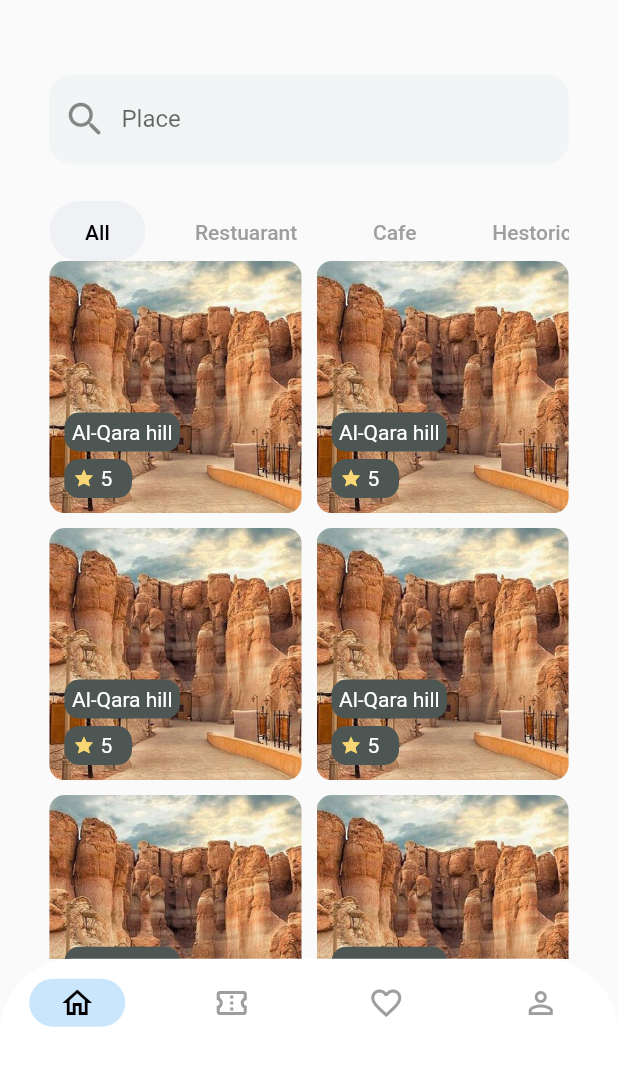
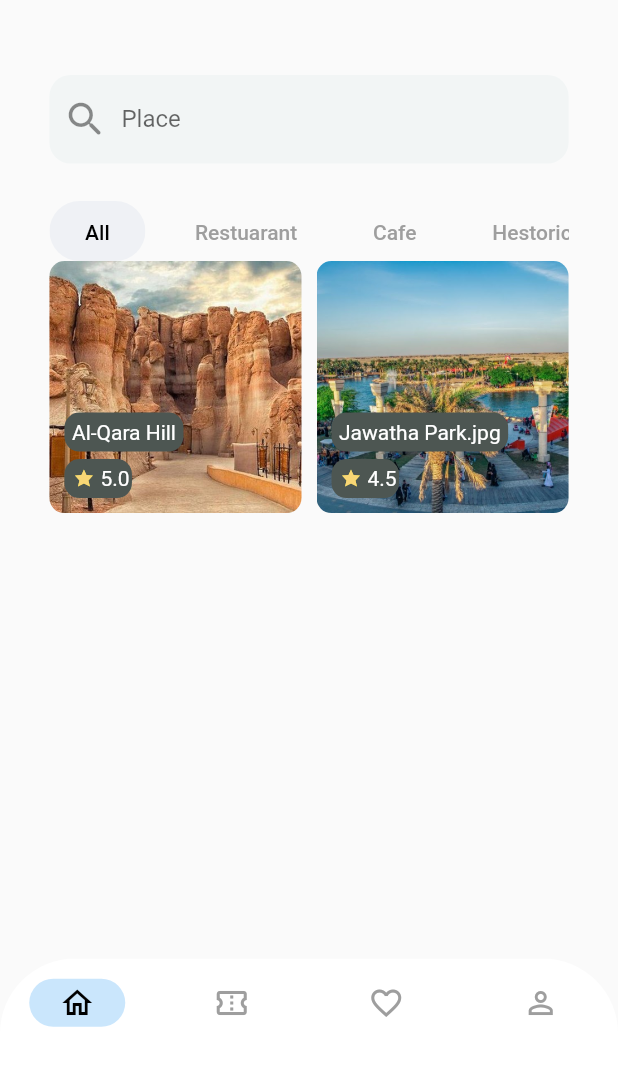
Before and after one commit to KUDOX8/TouristGuide, a Flutter app: the screen it shows after launch, on a phone screen of 412 x 824 dp, the part 165-1236 px from its top. Run offline on Flutter 3.47's test engine with Material 2 defaults, Android fonts, the phone set to English and light mode, and no system bars; our stand-ins replace flutter_svg.

Commit message:
Add support for multiple cards + small adjusments

```diff
--- a/lib/view/pages/home/home.dart
+++ b/lib/view/pages/home/home.dart
@@ -4,6 +4,8 @@ import 'package:tourist_guide/view/pages/home/widgets/categories_bar.dart';
 import 'package:tourist_guide/view/pages/home/widgets/top_bar.dart';
 import 'package:tourist_guide/view/pages/search/widgets/search_bar.dart';
 import 'package:tourist_guide/view/place_card/place_card.dart';
+
+import './../../../models/place_model.dart';
 
 class Home extends StatefulWidget {
   const Home({Key? key}) : super(key: key);
@@ -13,6 +15,24 @@ class Home extends StatefulWidget {
 }
 
 class _HomeState extends State<Home> {
+  // hardcoded places for testing purposes. Will be deleted when we add the database.
+  List<PlaceCard> placeCards = [
+    PlaceCard(PlaceModel(
+      placeID: 1,
+      placeName: "Al-Qara Hill",
+      placeType: "",
+      numberOfStars: 5,
+      imageURL: "assets/Alqara.jpg",
+    )),
+    PlaceCard(PlaceModel(
+      placeID: 2,
+      placeName: "Jawatha Park.jpg",
+      placeType: "",
+      numberOfStars: 4.5,
+      imageURL: "assets/Jawatha_Park.jpg",
+    )),
+  ];
+
   @override
   Widget build(BuildContext context) {
     Size _screenSize = MediaQuery.of(context).size;
@@ -38,9 +58,7 @@ class _HomeState extends State<Home> {
               crossAxisSpacing: 10,
               scrollDirection: Axis.vertical,
               crossAxisCount: 2,
-              children: List.generate(10, (index) {
-                return const PlaceCard();
-              }),
+              children: placeCards,
             ),
           )
         ]),
--- a/lib/view/place_card/place_card.dart
+++ b/lib/view/place_card/place_card.dart
@@ -1,8 +1,11 @@
 import 'package:flutter/material.dart';
 import 'package:flutter_svg/flutter_svg.dart';
 
+import '../../models/place_model.dart';
+
 class PlaceCard extends StatelessWidget {
-  const PlaceCard({Key? key}) : super(key: key);
+  final PlaceModel placeModel;
+  const PlaceCard(this.placeModel, {Key? key}) : super(key: key);
 
   @override
   Widget build(BuildContext context) {
@@ -12,8 +15,8 @@ class PlaceCard extends StatelessWidget {
       height: 210,
       decoration: BoxDecoration(
           borderRadius: BorderRadius.circular(10.0),
-          image: const DecorationImage(
-            image: AssetImage("assets/Alqara.jpg"),
+          image: DecorationImage(
+            image: AssetImage(placeModel.imageURL),
             fit: BoxFit.cover,
           )),
       child: Column(
@@ -26,8 +29,8 @@ class PlaceCard extends StatelessWidget {
               color: const Color.fromRGBO(77, 86, 82, 1.0),
               borderRadius: BorderRadius.circular(10.0),
             ),
-            child: const Text(
-              "Al-Qara hill",
+            child: Text(
+              placeModel.placeName,
               style: TextStyle(color: Colors.white),
             ),
           ),
@@ -37,16 +40,32 @@ class PlaceCard extends StatelessWidget {
           Container(
             width: 45,
             padding: const EdgeInsets.all(5.0),
-              decoration: BoxDecoration(borderRadius: BorderRadius.circular(10.0), color: const Color.fromRGBO(77, 86, 82, 1.0)),
+            decoration: BoxDecoration(
+                borderRadius: BorderRadius.circular(10.0),
+                color: const Color.fromRGBO(77, 86, 82, 1.0)),
             child: Row(
               children: [
                 SvgPicture.asset("assets/icons/star.svg"),
                 const SizedBox(
                   width: 3,
                 ),
-                  const Text("5", style: TextStyle(color: Colors.white)),
+                Text(
+                  placeModel.numberOfStars.toString(),
+                  /*
+                  We get A RenderFlex overflowed in the above line.
+                  The error is caused when outputting a double value, I believe
+                  that issue is caused because there is place for only for
+                  2 character
+                  try  3.toString(),
+                  and (3.5).toString(),
+                  and "3.",
+                  to understand the bug.
+                  */
+                  style: TextStyle(color: Colors.white),
+                ),
               ],
-              ))
+            ),
+          )
         ],
       ),
     );
```
Also changed, not shown: lib/models/place_model.dart (+31 -11 lines), assets/Jawatha_Park.jpg (added). Lines whose indentation alone changed are shown as unchanged.
